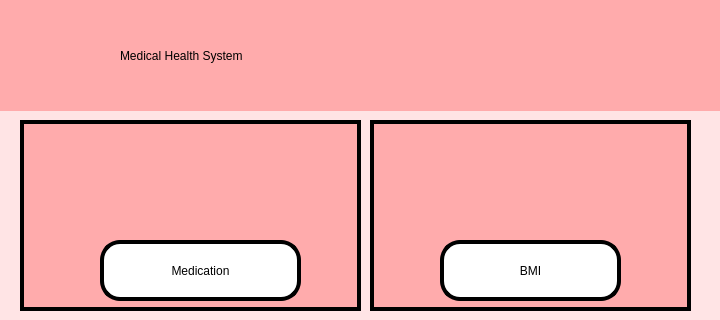
Before: the Qt Designer form UI/PHS_homepage.ui in NaryanSambhi/CSCN72030---Sec3---Group2, drawn with Qt 5; both pictures show x 0 to 720 and y 0 to 320 of the 720 by 1244 pixel window.
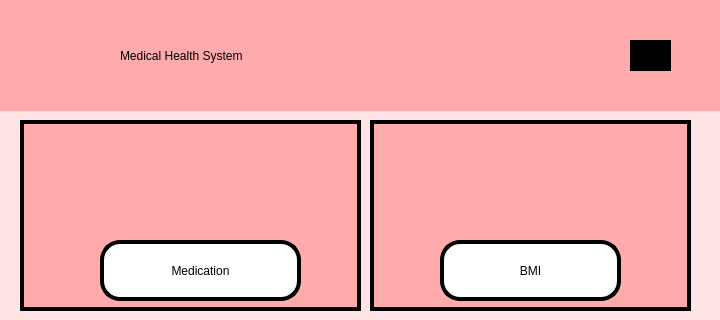
After: the same form once the commit is applied. Icons and pictures are not drawn.

Commit message: added update pages and settings page

The edit to the form file:
```diff
--- a/UI/PHS_homepage.ui
+++ b/UI/PHS_homepage.ui
@@ -47,7 +47,7 @@
        <rect>
         <x>130</x>
         <y>30</y>
-        <width>511</width>
+        <width>351</width>
         <height>71</height>
        </rect>
       </property>
@@ -63,6 +63,50 @@
        <string>Medical Health System</string>
       </property>
      </widget>
+     <widget class="QLabel" name="Setting">
+      <property name="geometry">
+       <rect>
+        <x>620</x>
+        <y>30</y>
+        <width>81</width>
+        <height>71</height>
+       </rect>
+      </property>
+      <property name="styleSheet">
+       <string notr="true"> border: none;
+background-color: none;
+</string>
+      </property>
+      <property name="text">
+       <string/>
+      </property>
+      <property name="pixmap">
+       <pixmap resource="Config.qrc">:/newPrefix/gear.png</pixmap>
+      </property>
+      <property name="scaledContents">
+       <bool>true</bool>
+      </property>
+     </widget>
+     <widget class="QPushButton" name="setting">
+      <property name="geometry">
+       <rect>
+        <x>640</x>
+        <y>50</y>
+        <width>41</width>
+        <height>31</height>
+       </rect>
+      </property>
+      <property name="styleSheet">
+       <string notr="true">border-radius:20px;
+background-color: rgb(0, 0, 0);
+
+
+</string>
+      </property>
+      <property name="text">
+       <string/>
+      </property>
+     </widget>
     </widget>
     <widget class="QWidget" name="widget_3" native="true">
      <property name="geometry">
```
Left out of the diff: 46 changed lines with no effect on the pictures. The commit also changes 11 other files.
